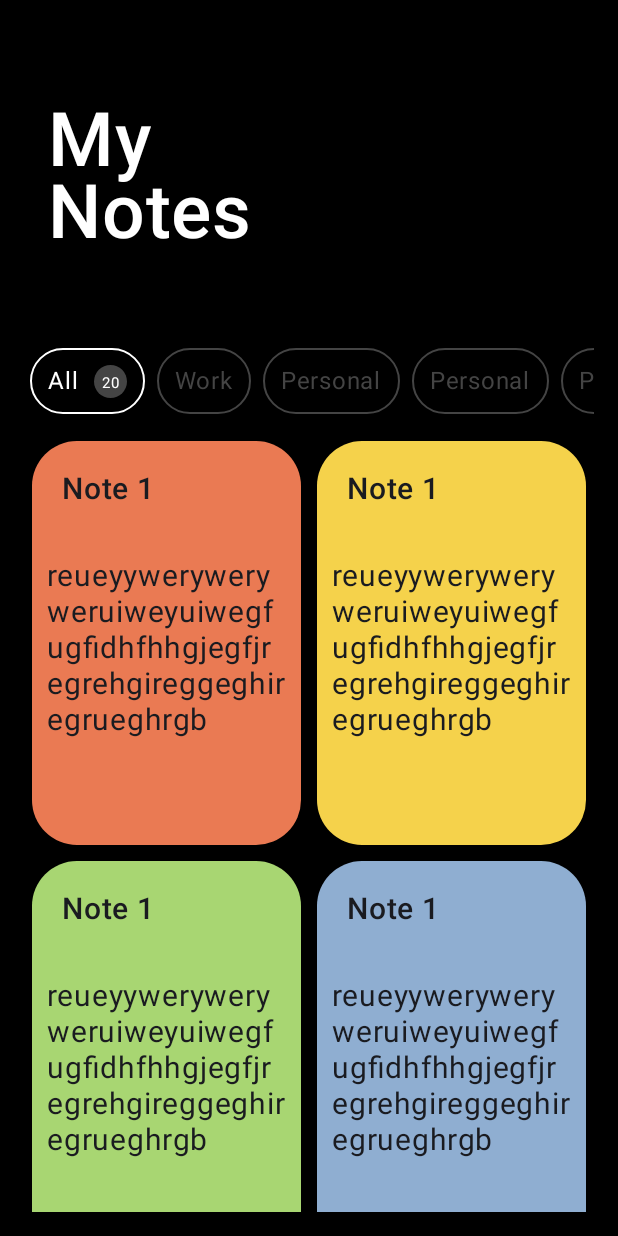
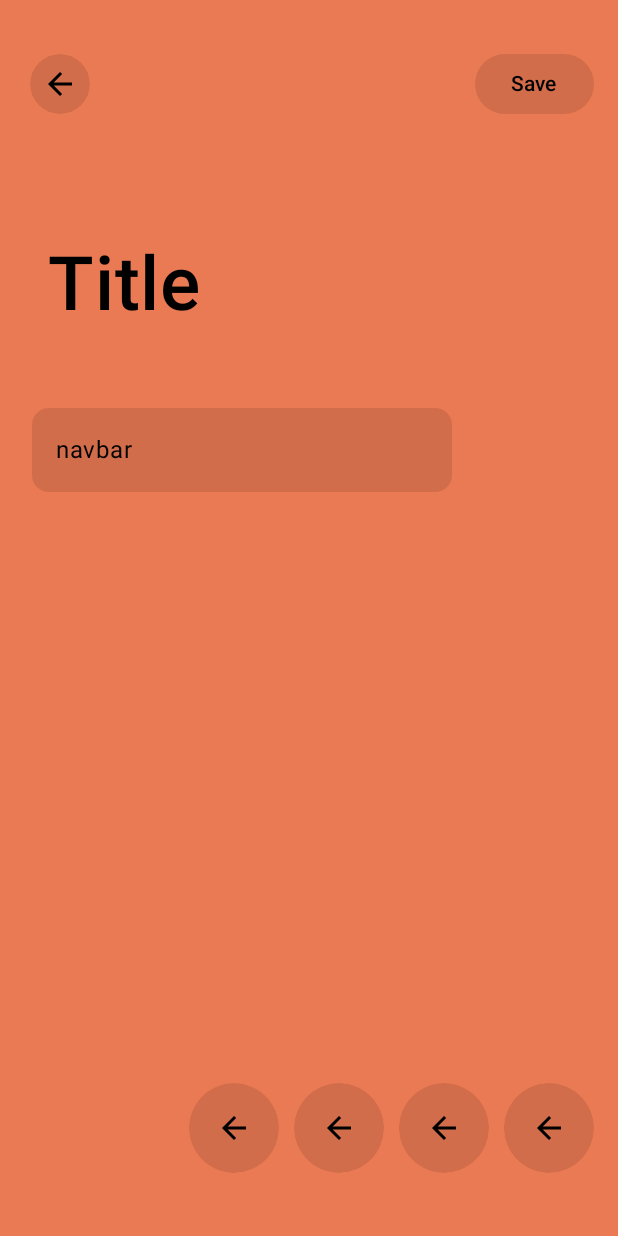
Before and after one commit to navneet851/PRODIGY_AD_02, an Android app built with Jetpack Compose: the screen it shows after launch (MainActivity), on a phone screen of 412 x 824 dp. Run offline under Robolectric (Android 15) with nearby library versions, the phone set to English and light mode, and no system bars.

Commit message:
Note Screen

```diff
--- a/app/build.gradle.kts
+++ b/app/build.gradle.kts
@@ -2,6 +2,7 @@ plugins {
     alias(libs.plugins.android.application)
     alias(libs.plugins.kotlin.android)
     alias(libs.plugins.kotlin.compose)
+    alias(libs.plugins.kotlin.serialization)
 }
 
 android {
@@ -58,4 +59,6 @@ dependencies {
     debugImplementation(libs.androidx.ui.tooling)
     debugImplementation(libs.androidx.ui.test.manifest)
     implementation(libs.androidx.lifecycle.viewmodel.compose)
+    implementation(libs.androidx.navigation.compose)
+    implementation(libs.kotlinx.serialization.json)
 }
--- a/app/src/main/java/com/android/todo/MainActivity.kt
+++ b/app/src/main/java/com/android/todo/MainActivity.kt
@@ -5,6 +5,7 @@ import android.os.Bundle
 import androidx.activity.ComponentActivity
 import androidx.activity.compose.setContent
 import androidx.activity.enableEdgeToEdge
+import androidx.compose.foundation.layout.Box
 import androidx.compose.foundation.layout.fillMaxSize
 import androidx.compose.foundation.layout.padding
 import androidx.compose.material3.Scaffold
@@ -12,6 +13,7 @@ import androidx.compose.material3.Text
 import androidx.compose.runtime.Composable
 import androidx.compose.ui.Modifier
 import androidx.compose.ui.tooling.preview.Preview
+import com.android.todo.ui.navigation.MyNavHost
 import com.android.todo.ui.screens.HomeScreen
 import com.android.todo.ui.theme.TodoTheme
 
@@ -23,9 +25,7 @@ class MainActivity : ComponentActivity() {
         enableEdgeToEdge()
         setContent {
             TodoTheme {
-                Scaffold(modifier = Modifier.fillMaxSize()) {
-                    HomeScreen()
-                }
+                MyNavHost()
             }
         }
     }
--- a/app/src/main/java/com/android/todo/ui/components/NoteTemplate.kt
+++ b/app/src/main/java/com/android/todo/ui/components/NoteTemplate.kt
@@ -40,11 +40,13 @@ fun NoteTemplate(
                 .padding(10.dp),
             fontSize = 20.sp,
             text = "Note 1",
+            color = Color.Black,
             fontWeight = FontWeight.W500
 
         )
         Text(
             fontSize = 20.sp,
+            color = Color.Black,
             text = " reueyyweryweryweruiweyuiwegfugfidhf" +
                 "hhgjegfjregrehgireg" +
                 "geghiregrue" +
--- /dev/null
+++ b/app/src/main/java/com/android/todo/ui/components/NoteTextField.kt
@@ -0,0 +1,60 @@
+package com.android.todo.ui.components
+
+import androidx.compose.foundation.background
+import androidx.compose.foundation.layout.height
+import androidx.compose.foundation.layout.padding
+import androidx.compose.foundation.shape.CircleShape
+import androidx.compose.foundation.shape.RoundedCornerShape
+import androidx.compose.foundation.text.selection.LocalTextSelectionColors
+import androidx.compose.foundation.text.selection.TextSelectionColors
+import androidx.compose.material3.Shapes
+import androidx.compose.material3.TextField
+import androidx.compose.material3.TextFieldDefaults
+import androidx.compose.runtime.Composable
+import androidx.compose.runtime.getValue
+import androidx.compose.runtime.mutableStateOf
+import androidx.compose.runtime.remember
+import androidx.compose.runtime.setValue
+import androidx.compose.ui.Modifier
+import androidx.compose.ui.draw.clip
+import androidx.compose.ui.graphics.Color
+import androidx.compose.ui.graphics.RectangleShape
+import androidx.compose.ui.graphics.Shape
+import androidx.compose.ui.tooling.preview.Preview
+import androidx.compose.ui.unit.dp
+import com.android.todo.ui.theme.CustomOrange
+import com.android.todo.ui.theme.shaded
+
+@Preview
+@Composable
+fun NoteTextField(
+
+) {
+    var text by remember { mutableStateOf("navbar") }
+    TextField(
+        modifier = Modifier
+            .padding(5.dp)
+            .clip(RoundedCornerShape(20))
+        ,
+        value = text,
+        onValueChange = {
+            text = it
+        },
+        colors = TextFieldDefaults.colors(
+            focusedContainerColor = shaded,
+            unfocusedContainerColor = shaded,
+            disabledContainerColor = shaded,
+            focusedIndicatorColor = Color.Transparent,
+            unfocusedIndicatorColor = Color.Transparent,
+            disabledIndicatorColor = Color.Transparent,
+            unfocusedTextColor = Color.Black,
+            focusedTextColor = Color.Black,
+            disabledTextColor = Color.Black,
+            cursorColor = Color.Black,
+            selectionColors = TextSelectionColors(
+                handleColor = Color.Black,
+                backgroundColor = shaded
+            )
+        )
+    )
+}
--- /dev/null
+++ b/app/src/main/java/com/android/todo/ui/components/ShadowButton.kt
@@ -0,0 +1,39 @@
+package com.android.todo.ui.components
+
+import androidx.compose.foundation.layout.padding
+import androidx.compose.material.icons.Icons
+import androidx.compose.material.icons.automirrored.filled.ArrowBack
+import androidx.compose.material3.Icon
+import androidx.compose.material3.IconButton
+import androidx.compose.material3.IconButtonDefaults
+import androidx.compose.runtime.Composable
+import androidx.compose.ui.Modifier
+import androidx.compose.ui.graphics.Color
+import androidx.compose.ui.graphics.painter.Painter
+import androidx.compose.ui.graphics.vector.rememberVectorPainter
+import androidx.compose.ui.res.painterResource
+import androidx.compose.ui.unit.dp
+import com.android.todo.ui.theme.shaded
+
+@Composable
+fun ShadowButton(
+    modifier: Modifier = Modifier,
+    image : Painter,
+    contentDescription : String,
+    onClick: () -> Unit
+) {
+    IconButton(
+        modifier = modifier
+        ,
+        colors = IconButtonDefaults.iconButtonColors(
+            containerColor = shaded
+        ),
+        onClick = onClick
+    ) {
+        Icon(
+            image,
+            tint = Color.Black,
+            contentDescription = contentDescription
+        )
+    }
+}
--- /dev/null
+++ b/app/src/main/java/com/android/todo/ui/navigation/MyNavHost.kt
@@ -0,0 +1,21 @@
+package com.android.todo.ui.navigation
+
+import androidx.compose.runtime.Composable
+import androidx.navigation.compose.NavHost
+import androidx.navigation.compose.composable
+import androidx.navigation.compose.rememberNavController
+import com.android.todo.ui.screens.HomeScreen
+import com.android.todo.ui.screens.NoteScreen
+
+@Composable
+fun MyNavHost() {
+    val navController = rememberNavController()
+    NavHost(navController, startDestination = "note"){
+        composable("home"){
+            HomeScreen()
+        }
+        composable("note") {
+            NoteScreen()
+        }
+    }
+}
--- /dev/null
+++ b/app/src/main/java/com/android/todo/ui/screens/NoteScreen.kt
@@ -0,0 +1,135 @@
+package com.android.todo.ui.screens
+
+import androidx.compose.foundation.background
+import androidx.compose.foundation.layout.Arrangement
+import androidx.compose.foundation.layout.Column
+import androidx.compose.foundation.layout.Row
+import androidx.compose.foundation.layout.Spacer
+import androidx.compose.foundation.layout.absolutePadding
+import androidx.compose.foundation.layout.fillMaxSize
+import androidx.compose.foundation.layout.fillMaxWidth
+import androidx.compose.foundation.layout.height
+import androidx.compose.foundation.layout.padding
+import androidx.compose.foundation.layout.size
+import androidx.compose.material.icons.Icons
+import androidx.compose.material.icons.automirrored.filled.ArrowBack
+import androidx.compose.material3.Button
+import androidx.compose.material3.ButtonDefaults
+import androidx.compose.material3.Scaffold
+import androidx.compose.material3.Text
+import androidx.compose.runtime.Composable
+import androidx.compose.ui.Alignment
+import androidx.compose.ui.Modifier
+import androidx.compose.ui.graphics.Color
+import androidx.compose.ui.graphics.vector.rememberVectorPainter
+import androidx.compose.ui.text.font.FontWeight
+import androidx.compose.ui.tooling.preview.Preview
+import androidx.compose.ui.unit.dp
+import androidx.compose.ui.unit.sp
+import com.android.todo.ui.components.NoteTextField
+import com.android.todo.ui.components.ShadowButton
+import com.android.todo.ui.theme.shaded
+
+@Preview
+@Composable
+fun NoteScreen() {
+
+    Scaffold(
+        modifier = Modifier
+            .background(Color(0xFFEA7A53))
+            .padding(0.dp, 16.dp)
+        ,
+        containerColor = Color(0xFFEA7A53),
+        topBar = {
+            Row(
+                verticalAlignment = Alignment.CenterVertically,
+                horizontalArrangement = Arrangement.SpaceBetween,
+                modifier = Modifier
+                    .padding(16.dp)
+                    .fillMaxWidth()
+            ) {
+                ShadowButton(
+                    image = rememberVectorPainter(Icons.AutoMirrored.Filled.ArrowBack),
+                    contentDescription = "Back"
+                ) {
+
+                }
+
+                Button(
+                    colors = ButtonDefaults.buttonColors(
+                        containerColor = shaded,
+                        contentColor = Color.Black
+                    ),
+                    onClick = {
+
+                    }
+                ) {
+                    Text("Save")
+                }
+            }
+        },
+        bottomBar = {
+            Row(
+                verticalAlignment = Alignment.CenterVertically,
+                horizontalArrangement = Arrangement.End,
+                modifier = Modifier
+                    .padding(16.dp)
+                    .fillMaxWidth()
+            ) {
+                ShadowButton(
+                    modifier = Modifier
+                        .padding(10.dp)
+                        .size(60.dp),
+                    image = rememberVectorPainter(Icons.AutoMirrored.Filled.ArrowBack),
+                    contentDescription = "Back"
+                ) { }
+                ShadowButton(
+                    modifier = Modifier
+                        .size(60.dp),
+                    image = rememberVectorPainter(Icons.AutoMirrored.Filled.ArrowBack),
+                    contentDescription = "Back"
+                ) { }
+                ShadowButton(
+                    modifier = Modifier
+                        .padding(10.dp)
+                        .size(60.dp),
+                    image = rememberVectorPainter(Icons.AutoMirrored.Filled.ArrowBack),
+                    contentDescription = "Back"
+                ) { }
+                ShadowButton(
+                    modifier = Modifier
+                        .size(60.dp),
+                    image = rememberVectorPainter(Icons.AutoMirrored.Filled.ArrowBack),
+                    contentDescription = "Back"
+                ) { }
+            }
+        }
+    ) {
+        Column(
+            modifier = Modifier
+                .padding(it)
+                .fillMaxSize()
+                .background(Color(0xFFEA7A53))
+                .padding(16.dp)
+        ) {
+
+
+            Spacer(modifier = Modifier.padding(16.dp))
+
+            Text(
+                modifier = Modifier.padding(16.dp),
+                fontSize = 50.sp,
+                text = "Title",
+                color = Color.Black,
+                fontWeight = FontWeight.Medium
+            )
+
+            Spacer(modifier = Modifier.padding(16.dp))
+
+
+            NoteTextField()
+
+        }
+    }
+
+}
--- a/app/src/main/java/com/android/todo/ui/theme/Color.kt
+++ b/app/src/main/java/com/android/todo/ui/theme/Color.kt
@@ -15,3 +15,4 @@ val CustomYellow = Color(0xFFF5D24B)
 val CustomGreen = Color(0xFFA8D672)
 val CustomBlue = Color(0xFF8FAED1)
 val CustomLightYellow = Color(0xFFF6ECC9)
+val shaded = Color(0x1B000000)
--- a/gradle/libs.versions.toml
+++ b/gradle/libs.versions.toml
@@ -10,9 +10,12 @@ activityCompose = "1.10.0"
 composeBom = "2024.04.01"
 activityKtx = "1.10.0"
 lifecycleViewmodelCompose = "2.8.7"
+kotlinxSerializationJson = "1.8.0"
+navigationCompose = "2.8.6"
 
 [libraries]
 androidx-core-ktx = { group = "androidx.core", name = "core-ktx", version.ref = "coreKtx" }
+androidx-navigation-compose = { module = "androidx.navigation:navigation-compose", version.ref = "navigationCompose" }
 androidx-lifecycle-viewmodel-compose = { module = "androidx.lifecycle:lifecycle-viewmodel-compose", version.ref = "lifecycleViewmodelCompose" }
 junit = { group = "junit", name = "junit", version.ref = "junit" }
 androidx-junit = { group = "androidx.test.ext", name = "junit", version.ref = "junitVersion" }
@@ -28,8 +31,10 @@ androidx-ui-test-manifest = { group = "androidx.compose.ui", name = "ui-test-man
 androidx-ui-test-junit4 = { group = "androidx.compose.ui", name = "ui-test-junit4" }
 androidx-material3 = { group = "androidx.compose.material3", name = "material3" }
 androidx-activity-ktx = { group = "androidx.activity", name = "activity-ktx", version.ref = "activityKtx" }
+kotlinx-serialization-json = { module = "org.jetbrains.kotlinx:kotlinx-serialization-json", version.ref = "kotlinxSerializationJson" }
 
 [plugins]
 android-application = { id = "com.android.application", version.ref = "agp" }
 kotlin-android = { id = "org.jetbrains.kotlin.android", version.ref = "kotlin" }
 kotlin-compose = { id = "org.jetbrains.kotlin.plugin.compose", version.ref = "kotlin" }
+kotlin-serialization = { id = "org.jetbrains.kotlin.plugin.serialization", version.ref = "kotlin" }
```
